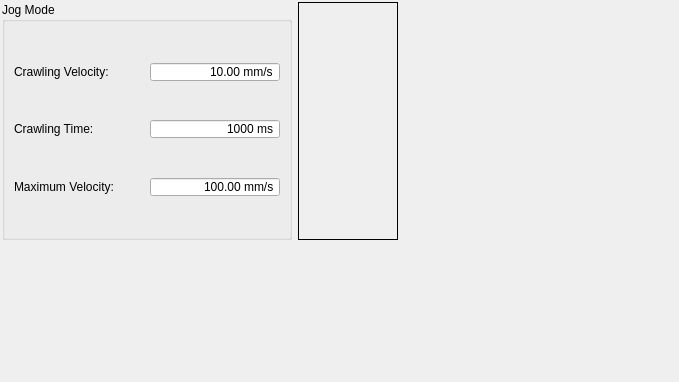
The window that source/wnd/h2jogmode.ui (ww4u/mct-h2) describes before a commit, drawn with Qt 5.
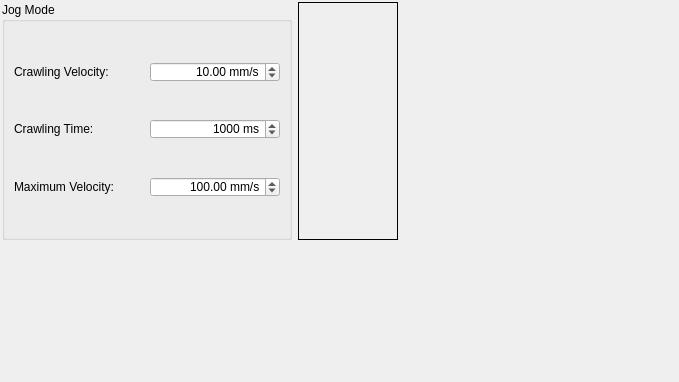
The same window after the commit. Icons and pictures are not drawn.

Patch:
```diff
--- a/source/wnd/h2jogmode.ui
+++ b/source/wnd/h2jogmode.ui
@@ -77,7 +77,7 @@
          <set>Qt::AlignRight|Qt::AlignTrailing|Qt::AlignVCenter</set>
         </property>
         <property name="buttonSymbols">
-         <enum>QAbstractSpinBox::NoButtons</enum>
+         <enum>QAbstractSpinBox::UpDownArrows</enum>
         </property>
         <property name="specialValueText">
          <string notr="true"/>
@@ -161,7 +161,7 @@
          <set>Qt::AlignRight|Qt::AlignTrailing|Qt::AlignVCenter</set>
         </property>
         <property name="buttonSymbols">
-         <enum>QAbstractSpinBox::NoButtons</enum>
+         <enum>QAbstractSpinBox::UpDownArrows</enum>
         </property>
         <property name="specialValueText">
          <string notr="true"/>
@@ -210,7 +210,7 @@
          <set>Qt::AlignRight|Qt::AlignTrailing|Qt::AlignVCenter</set>
         </property>
         <property name="buttonSymbols">
-         <enum>QAbstractSpinBox::NoButtons</enum>
+         <enum>QAbstractSpinBox::UpDownArrows</enum>
         </property>
         <property name="specialValueText">
          <string notr="true"/>
```
Left out of the diff: 9 changed lines with no effect on the pictures.
